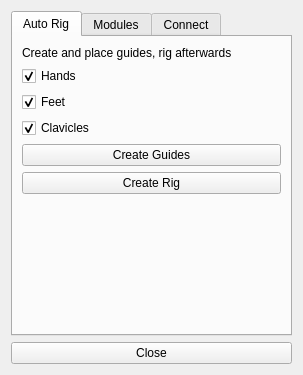
Above: mf_autoRig/UI/createWindow/mainWidget.ui from Phantom138/MF_AutoRig before the change. Below: the same form after it.
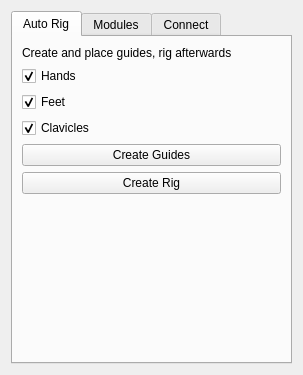
That is the form after the change.

The edit to the form file:
```diff
--- a/mf_autoRig/UI/createWindow/mainWidget.ui
+++ b/mf_autoRig/UI/createWindow/mainWidget.ui
@@ -208,13 +208,6 @@
      </widget>
     </widget>
    </item>
-   <item>
-    <widget class="QPushButton" name="btn_close">
-     <property name="text">
-      <string>Close</string>
-     </property>
-    </widget>
-   </item>
   </layout>
  </widget>
  <resources/>
```
